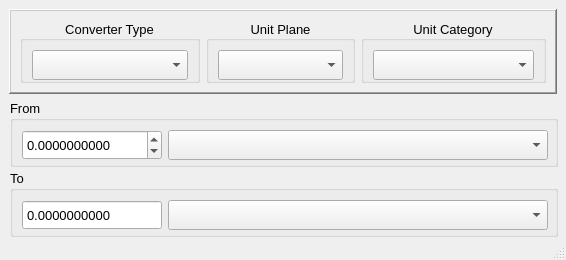
Above: Unitconverter/UnitConverter.ui from Ka-CHAZ/MechX before the change. Below: the same form after it.
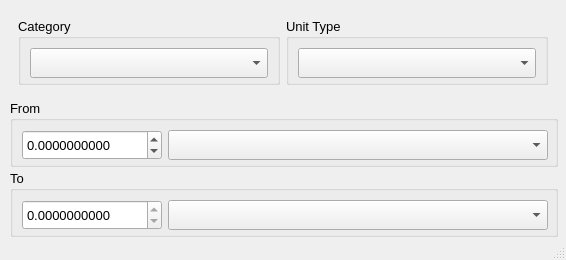
That is the form after the change.

The edit to the form file:
```diff
--- a/Unitconverter/UnitConverter.ui
+++ b/Unitconverter/UnitConverter.ui
@@ -41,7 +41,7 @@
    <string/>
   </property>
   <property name="toolButtonStyle">
-   <enum>Qt::ToolButtonStyle::ToolButtonFollowStyle</enum>
+   <enum>Qt::ToolButtonIconOnly</enum>
   </property>
   <property name="tabShape">
    <enum>QTabWidget::TabShape::Rounded</enum>
@@ -113,7 +113,7 @@
           <bool>true</bool>
          </property>
          <property name="buttonSymbols">
-          <enum>QAbstractSpinBox::ButtonSymbols::NoButtons</enum>
+          <enum>QAbstractSpinBox::UpDownArrows</enum>
          </property>
          <property name="decimals">
           <number>10</number>
@@ -189,10 +189,7 @@
      </font>
     </property>
     <property name="frameShape">
-     <enum>QFrame::Shape::WinPanel</enum>
-    </property>
-    <property name="frameShadow">
-     <enum>QFrame::Shadow::Raised</enum>
+     <enum>QFrame::NoFrame</enum>
     </property>
     <property name="lineWidth">
      <number>2</number>
@@ -228,10 +225,7 @@
         </font>
        </property>
        <property name="title">
-        <string>Converter Type</string>
-       </property>
-       <property name="alignment">
-        <set>Qt::AlignmentFlag::AlignCenter</set>
+        <string>Category</string>
        </property>
        <layout class="QHBoxLayout" name="horizontalLayout_6">
         <item>
@@ -265,70 +259,6 @@
        </layout>
       </widget>
      </item>
-     <item>
-      <widget class="QGroupBox" name="groupBox_4">
-       <property name="sizePolicy">
-        <sizepolicy hsizetype="Preferred" vsizetype="Preferred">
-         <horstretch>0</horstretch>
-         <verstretch>0</verstretch>
-        </sizepolicy>
-       </property>
-       <property name="minimumSize">
-        <size>
-         <width>0</width>
-         <height>0</height>
-        </size>
-       </property>
-       <property name="maximumSize">
-        <size>
-         <width>16777215</width>
-         <height>16777215</height>
-        </size>
-       </property>
-       <property name="font">
-        <font>
-         <family>Arial</family>
-         <pointsize>10</pointsize>
-        </font>
-       </property>
-       <property name="title">
-        <string>Unit Plane</string>
-       </property>
-       <property name="alignment">
-        <set>Qt::AlignmentFlag::AlignCenter</set>
-       </property>
-       <layout class="QHBoxLayout" name="horizontalLayout_2">
-        <item>
-         <widget class="QComboBox" name="unitplane">
-          <property name="sizePolicy">
-           <sizepolicy hsizetype="Preferred" vsizetype="Preferred">
-            <horstretch>0</horstretch>
-            <verstretch>0</verstretch>
-           </sizepolicy>
-          </property>
-          <property name="minimumSize">
-           <size>
-            <width>0</width>
-            <height>30</height>
-           </size>
-          </property>
-          <property name="maximumSize">
-           <size>
-            <width>16777215</width>
-            <height>30</height>
-           </size>
-          </property>
-          <property name="font">
-           <font>
-            <family>Arial</family>
-            <pointsize>10</pointsize>
-           </font>
-          </property>
-         </widget>
-        </item>
-       </layout>
-      </widget>
-     </item>
      <item>
       <widget class="QGroupBox" name="groupBox_5">
        <property name="sizePolicy">
@@ -359,10 +289,7 @@
         <enum>Qt::LayoutDirection::LeftToRight</enum>
        </property>
        <property name="title">
-        <string>Unit Category</string>
-       </property>
-       <property name="alignment">
-        <set>Qt::AlignmentFlag::AlignCenter</set>
+        <string>Unit Type</string>
        </property>
        <layout class="QVBoxLayout" name="verticalLayout_2">
         <item>
```
Left out of the diff: 35 changed lines with no effect on the pictures.
